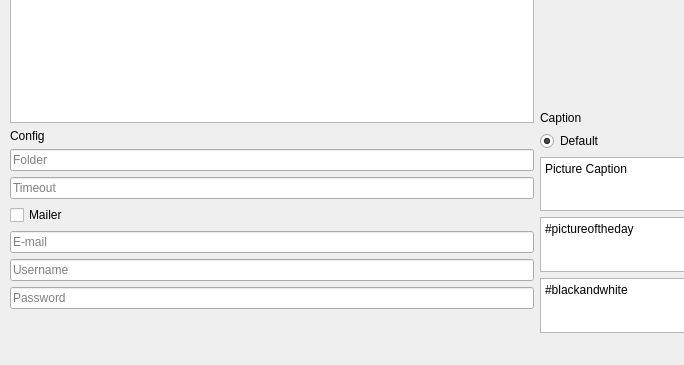
This is qt/window/mainWindow.ui in 7aske/instapy-bot as Qt 5 draws it before an edit; both pictures show x 0 to 684 and y 298 to 663 of the 1049 by 663 pixel window. The edited form follows.
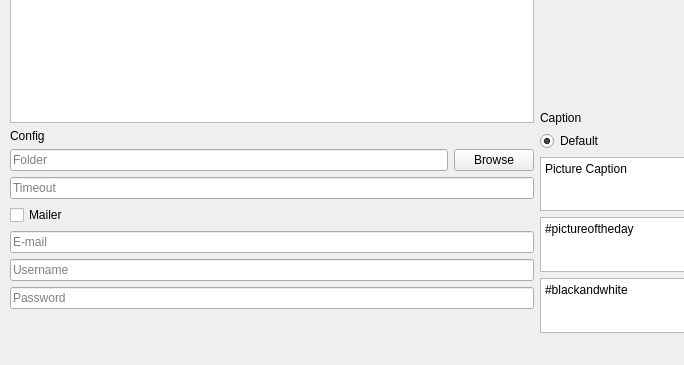
This is the edited form.

Commit message: browse photo folder

```diff
--- a/qt/window/mainWindow.ui
+++ b/qt/window/mainWindow.ui
@@ -112,6 +112,8 @@
         </widget>
        </item>
        <item>
+        <layout class="QHBoxLayout" name="horizontalLayout_2">
+         <item>
         <widget class="QLineEdit" name="lineEdit_4">
          <property name="text">
           <string/>
@@ -120,6 +122,15 @@
           <string>Folder</string>
          </property>
         </widget>
+         </item>
+         <item>
+          <widget class="QPushButton" name="pushButton_4">
+           <property name="text">
+            <string>Browse</string>
+           </property>
+          </widget>
+         </item>
+        </layout>
        </item>
        <item>
         <widget class="QLineEdit" name="lineEdit_3">
```
Lines whose indentation alone changed are shown as unchanged. The commit also changes 2 other files.
